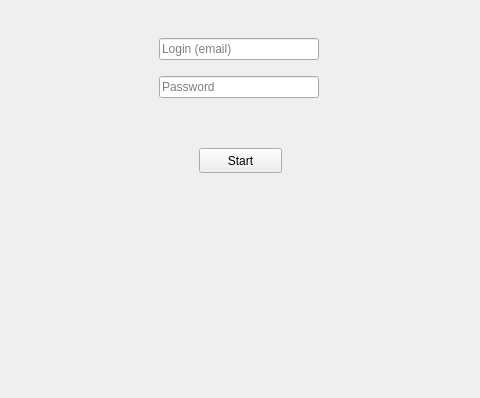
ImKirihara/RaDoTechDemo, file mainwindow.ui: the form before one commit; both pictures show x 161 to 641 and y 202 to 600 of the 800 by 600 pixel window.
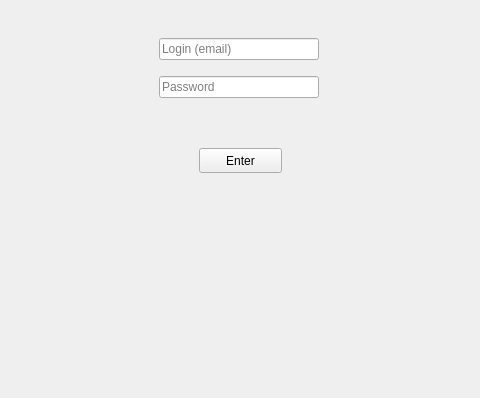
The form after the commit. The open tabs and pages were chosen to show the change.

The edit to the form file:
```diff
--- a/mainwindow.ui
+++ b/mainwindow.ui
@@ -45,7 +45,7 @@
         </widget>
        </item>
        <item>
-        <widget class="QPushButton" name="enterButton">
+        <widget class="QPushButton" name="loginButton">
          <property name="text">
           <string>Login</string>
          </property>
@@ -322,7 +322,7 @@
        </item>
       </layout>
      </widget>
-     <widget class="QPushButton" name="pushButton">
+     <widget class="QPushButton" name="enterButton">
       <property name="geometry">
        <rect>
         <x>360</x>
@@ -332,7 +332,7 @@
        </rect>
       </property>
       <property name="text">
-       <string>Start</string>
+       <string>Enter</string>
       </property>
      </widget>
     </widget>
```
Left out of the diff: 6 changed lines with no effect on the pictures.
